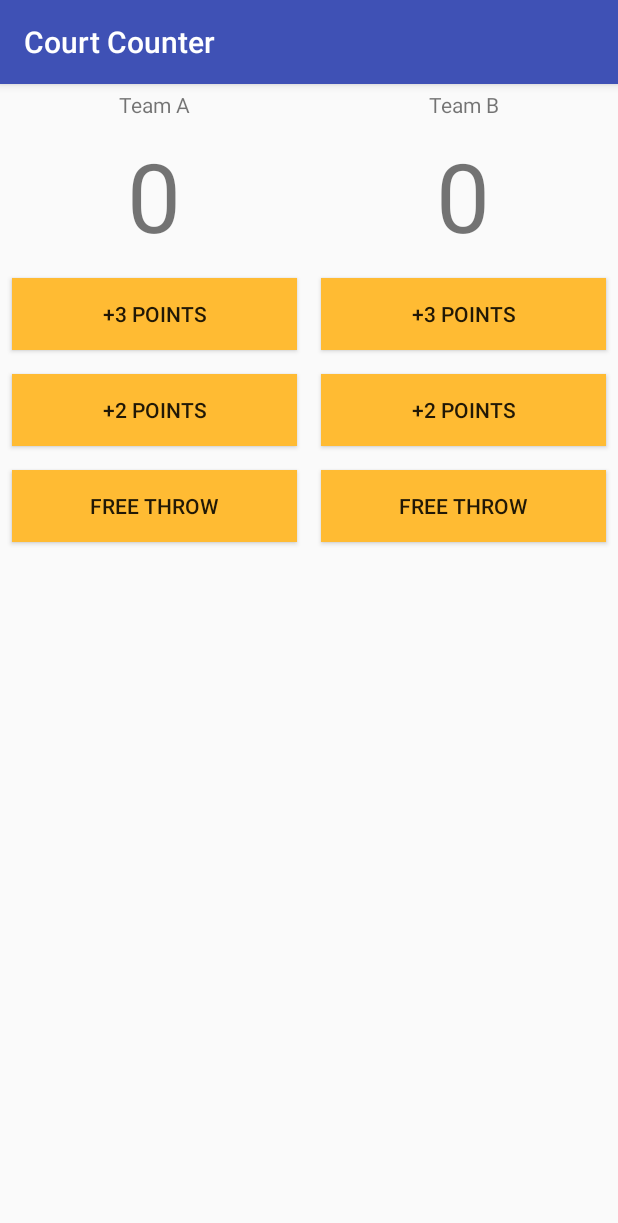
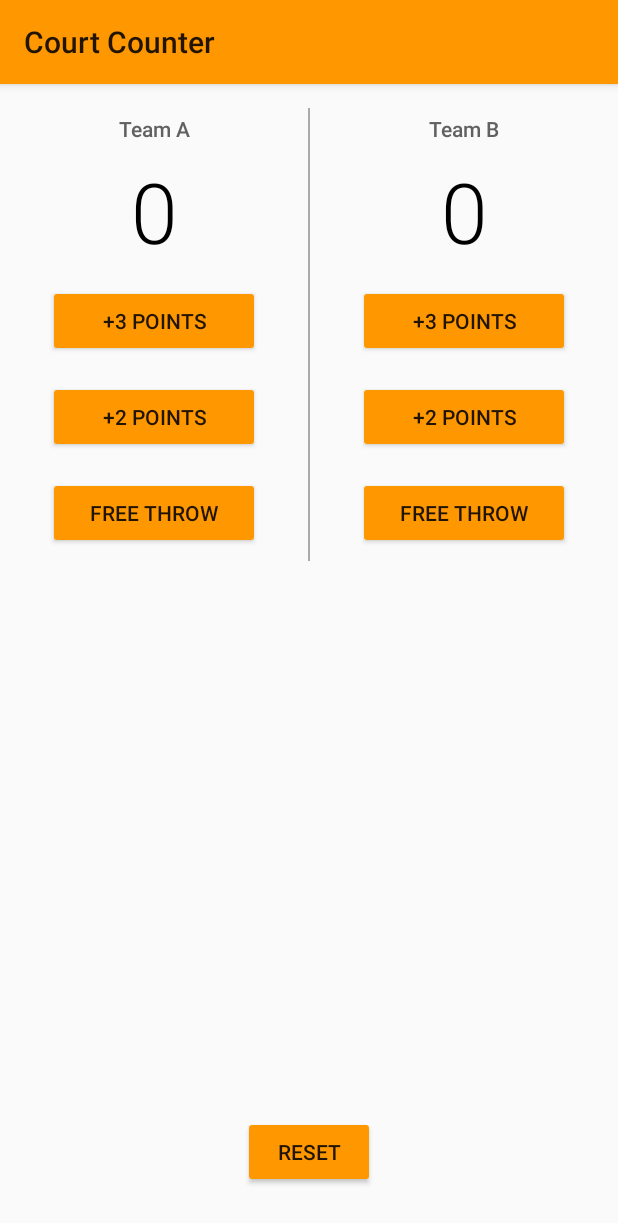
Before and after one commit to justinmorgan21/Court-Counter, an Android app: the screen it shows after launch (MainActivity), on a phone screen of 412 x 824 dp. Shown: the top 1223 px of the screen. Run offline under Robolectric (Android 15) with nearby library versions, the phone set to English and light mode, and no system bars.

Commit message:
add reset button edit styles

```diff
--- a/app/src/main/java/com/example/android/courtcounter/MainActivity.java
+++ b/app/src/main/java/com/example/android/courtcounter/MainActivity.java
@@ -64,4 +64,11 @@ public class MainActivity extends AppCompatActivity {
         TextView bScoreDisplay = (TextView) findViewById(R.id.team_b_score);
         bScoreDisplay.setText("" + teamBScore);
     }
+
+    public void reset(View view) {
+        teamAScore = 0;
+        teamBScore = 0;
+        displayAScore();
+        displayBScore();
+    }
 }
--- a/app/src/main/res/layout/activity_main.xml
+++ b/app/src/main/res/layout/activity_main.xml
@@ -1,105 +1,136 @@
 <?xml version="1.0" encoding="utf-8"?>
-<LinearLayout xmlns:android="http://schemas.android.com/apk/res/android"
+<RelativeLayout xmlns:android="http://schemas.android.com/apk/res/android"
     xmlns:tools="http://schemas.android.com/tools"
     android:layout_width="match_parent"
     android:layout_height="match_parent"
-    android:orientation="horizontal"
     tools:context="com.example.android.courtcounter.MainActivity">
 
     <LinearLayout
-        android:layout_width="wrap_content"
+        android:layout_width="match_parent"
         android:layout_height="wrap_content"
+        android:layout_alignParentTop="true"
+        android:orientation="horizontal"
+        android:paddingLeft="24dp"
+        android:paddingRight="24dp"
+        android:paddingTop="16dp">
+
+        <LinearLayout
+            android:layout_width="0dp"
+            android:layout_height="wrap_content"
+            android:layout_weight="1"
             android:orientation="vertical"
-        android:layout_weight="1">
+            android:paddingRight="24dp">
 
             <TextView
                 android:id="@+id/team_a_title"
                 android:layout_width="match_parent"
                 android:layout_height="wrap_content"
+                android:fontFamily="sans-serif-medium"
                 android:gravity="center_horizontal"
                 android:padding="4dp"
-            android:text="Team A" />
+                android:text="Team A"
+                android:textColor="#616161"
+                android:textSize="14sp" />
 
             <TextView
                 android:id="@+id/team_a_score"
                 android:layout_width="match_parent"
                 android:layout_height="wrap_content"
+                android:fontFamily="sans-serif-light"
                 android:gravity="center_horizontal"
                 android:padding="4dp"
-            android:textSize="64sp" />
+                android:text="0"
+                android:textColor="#000000"
+                android:textSize="56sp" />
 
             <Button
                 android:layout_width="match_parent"
                 android:layout_height="wrap_content"
-            android:background="@android:color/holo_orange_light"
                 android:layout_margin="8dp"
-            android:text="+3 points"
-            android:onClick="increaseAScore3"/>
+                android:onClick="increaseAScore3"
+                android:text="+3 points" />
 
             <Button
                 android:layout_width="match_parent"
                 android:layout_height="wrap_content"
-            android:background="@android:color/holo_orange_light"
                 android:layout_margin="8dp"
-            android:text="+2 points"
-            android:onClick="increaseAScore2"/>
+                android:onClick="increaseAScore2"
+                android:text="+2 points" />
 
 
             <Button
                 android:layout_width="match_parent"
                 android:layout_height="wrap_content"
-            android:background="@android:color/holo_orange_light"
                 android:layout_margin="8dp"
-            android:text="free throw"
-            android:onClick="increaseAScore1"/>
+                android:onClick="increaseAScore1"
+                android:text="free throw" />
         </LinearLayout>
 
+        <View
+            android:layout_width="1dp"
+            android:layout_height="match_parent"
+            android:background="@android:color/darker_gray"></View>
+
         <LinearLayout
-        android:layout_width="wrap_content"
+            android:layout_width="0dp"
             android:layout_height="wrap_content"
+            android:layout_weight="1"
             android:orientation="vertical"
-        android:layout_weight="1">
+            android:paddingLeft="24dp">
 
             <TextView
                 android:id="@+id/team_b_title"
                 android:layout_width="match_parent"
                 android:layout_height="wrap_content"
+                android:fontFamily="sans-serif-medium"
                 android:gravity="center_horizontal"
                 android:padding="4dp"
-            android:text="Team B" />
+                android:text="Team B"
+                android:textColor="#616161"
+                android:textSize="14sp" />
 
             <TextView
                 android:id="@+id/team_b_score"
                 android:layout_width="match_parent"
                 android:layout_height="wrap_content"
+                android:fontFamily="sans-serif-light"
                 android:gravity="center_horizontal"
                 android:padding="4dp"
-            android:textSize="64sp" />
-
-        <Button
-            android:layout_width="match_parent"
-            android:layout_height="wrap_content"
-            android:background="@android:color/holo_orange_light"
-            android:layout_margin="8dp"
-            android:text="+3 points"
-            android:onClick="increaseBScore3"/>
-
-        <Button
-            android:layout_width="match_parent"
-            android:layout_height="wrap_content"
-            android:background="@android:color/holo_orange_light"
-            android:layout_margin="8dp"
-            android:text="+2 points"
-            android:onClick="increaseBScore2"/>
+                android:text="0"
+                android:textColor="#000000"
+                android:textSize="56sp" />
 
 
             <Button
                 android:layout_width="match_parent"
                 android:layout_height="wrap_content"
-            android:background="@android:color/holo_orange_light"
                 android:layout_margin="8dp"
-            android:text="free throw"
-            android:onClick="increaseBScore1"/>
+                android:onClick="increaseBScore3"
+                android:text="+3 points" />
+
+            <Button
+                android:layout_width="match_parent"
+                android:layout_height="wrap_content"
+                android:layout_margin="8dp"
+                android:onClick="increaseBScore2"
+                android:text="+2 points" />
+
+
+            <Button
+                android:layout_width="match_parent"
+                android:layout_height="wrap_content"
+                android:layout_margin="8dp"
+                android:onClick="increaseBScore1"
+                android:text="free throw" />
+        </LinearLayout>
     </LinearLayout>
 
-</LinearLayout>
+    <Button
+        android:layout_width="wrap_content"
+        android:layout_height="wrap_content"
+        android:layout_alignParentBottom="true"
+        android:layout_centerHorizontal="true"
+        android:layout_marginBottom="32dp"
+        android:onClick="reset"
+        android:text="RESET" />
+</RelativeLayout>
--- a/app/src/main/res/values/styles.xml
+++ b/app/src/main/res/values/styles.xml
@@ -1,12 +1,14 @@
 <resources>
 
     <!-- Base application theme. -->
-    <style name="AppTheme" parent="Theme.AppCompat.Light.DarkActionBar">
+    <style name="AppTheme" parent="Theme.AppCompat.Light">
         <!-- Customize your theme here. -->
-        <item name="colorPrimary">@color/colorPrimary</item>
+        <item name="colorPrimary">#FF9800</item>
+        <item name="colorButtonNormal">#FF9800</item>
         <item name="colorPrimaryDark">@color/colorPrimaryDark</item>
-        <item name="colorAccent">@color/colorAccent</item>
+        <item name="colorAccent">#FF9800</item>
         <item name="android:actionBarStyle">@style/CustomActionBar</item>
+
     </style>
 
     <style name="CustomActionBar" parent="@android:style/Widget.ActionBar">
```
Lines whose indentation alone changed are shown as unchanged.
